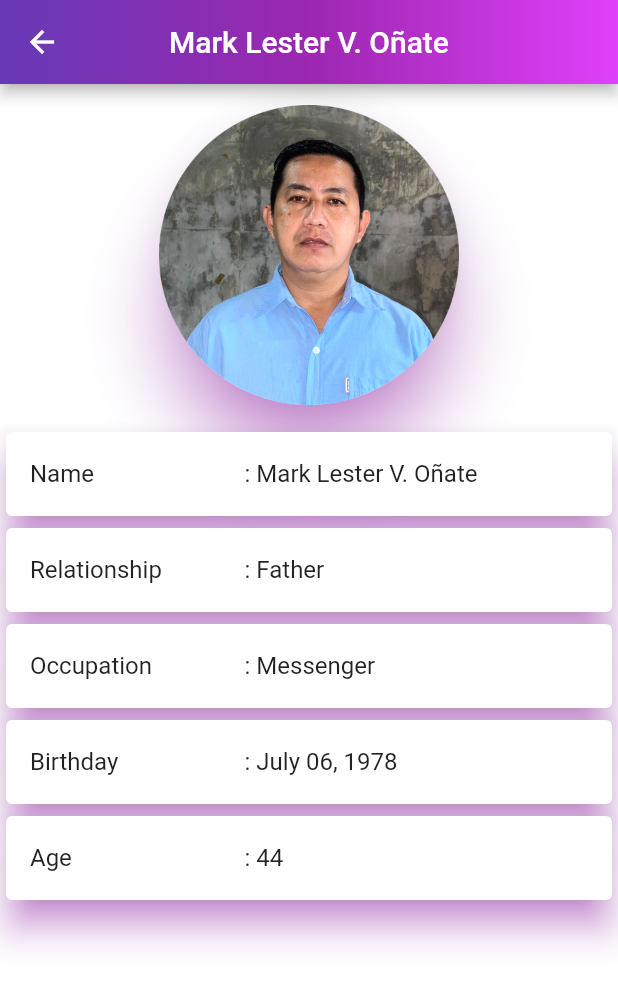
After one commit to CarlAmielTristanMoron/innovative-task, a Flutter app: the FatherOnateInfo screen opened directly, on a phone screen of 412 x 824 dp. The commit adds this screen. Shown: the top 987 px of the screen. Run offline on Flutter 3.47's test engine with Material 2 defaults, Android fonts, the phone set to English and light mode, and no system bars; our stand-ins replace animated_splash_screen, page_transition.

Commit message:
Oñate, Alliana Marie commited

```diff
--- /dev/null
+++ b/lib/Family_Info/Oñate_Family_Info/father_oñate_info.dart
@@ -0,0 +1,171 @@
+import 'package:flutter/material.dart';
+import 'package:innovative_task1/Image/Images.dart';
+import '../../Information/oñate_family_information.dart';
+
+class FatherOnateInfo extends StatefulWidget {
+  const FatherOnateInfo({Key? key}) : super(key: key);
+
+  @override
+  State<FatherOnateInfo> createState() => _FatherOnateInfoState();
+}
+
+class _FatherOnateInfoState extends State<FatherOnateInfo> {
+  @override
+  Widget build(BuildContext context) {
+    return Scaffold(
+      appBar: AppBar(
+        flexibleSpace: Container(
+          decoration: const BoxDecoration(
+              gradient: LinearGradient(
+                  colors: [
+                    Colors.deepPurple,
+                    Colors.purple,
+                    Colors.purpleAccent
+                  ]
+              )
+          ),
+        ),
+        centerTitle: true,
+        title: const Text('Mark Lester V. Oñate',
+          style: TextStyle(
+              color: Colors.white
+          ),
+        ),
+      ),
+      body: Container(
+        color: Colors.white,
+        child: ListView(
+          children: [
+            const Padding(
+              padding: EdgeInsets.all(10),
+              child: SizedBox(
+                child: Card(
+                  shape: CircleBorder(),
+                  elevation: 20,
+                  shadowColor: Colors.purpleAccent,
+                  child: Image(
+                    height: 200,
+                    width: 200,
+                    image: AssetImage(
+                        Images.fatherOnateProfile
+                    ),
+                  ),
+                ),
+              ),
+            ),
+            Card(
+              elevation: 10,
+              shadowColor: Colors.purpleAccent,
+              child: ListTile(
+                title: Row(
+                  children: [
+                    const Expanded(
+                        flex: 5,
+                        child: Text(
+                            'Name'
+                        )
+                    ),
+                    Expanded(
+                        flex: 8,
+                        child: Text(
+                            ': ${OnateInformation.names[1]}'
+                        )
+                    ),
+                  ],
+                ),
+              ),
+            ),
+            Card(
+              elevation: 10,
+              shadowColor: Colors.purpleAccent,
+              child: ListTile(
+                title: Row(
+                  children: [
+                    const Expanded(
+                        flex: 5,
+                        child: Text(
+                            'Relationship'
+                        )
+                    ),
+                    Expanded(
+                        flex: 8,
+                        child: Text(
+                            ': ${OnateInformation.relationship[1]}'
+                        )
+                    ),
+                  ],
+                ),
+              ),
+            ),
+            Card(
+              elevation: 10,
+              shadowColor: Colors.purpleAccent,
+              child: ListTile(
+                title: Row(
+                  children: [
+                    const Expanded(
+                        flex: 5,
+                        child: Text(
+                            'Occupation'
+                        )
+                    ),
+                    Expanded(
+                        flex: 8,
+                        child: Text(
+                            ': ${OnateInformation.occupation[1]}'
+                        )
+                    ),
+                  ],
+                ),
+              ),
+            ),
+            Card(
+              elevation: 10,
+              shadowColor: Colors.purpleAccent,
+              child: ListTile(
+                title: Row(
+                  children: [
+                    const Expanded(
+                        flex: 5,
+                        child: Text(
+                            'Birthday'
+                        )
+                    ),
+                    Expanded(
+                        flex: 8,
+                        child: Text(
+                            ': ${OnateInformation.birthday[1]}'
+                        )
+                    ),
+                  ],
+                ),
+              ),
+            ),
+            Card(
+              elevation: 10,
+              shadowColor: Colors.purpleAccent,
+              child: ListTile(
+                title: Row(
+                  children: [
+                    const Expanded(
+                        flex: 5,
+                        child: Text(
+                            'Age'
+                        )
+                    ),
+                    Expanded(
+                        flex: 8,
+                        child: Text(
+                            ': ${OnateInformation.age[1]}'
+                        )
+                    ),
+                  ],
+                ),
+              ),
+            ),
+          ],
+        ),
+      ),
+    );
+  }
+}
--- a/lib/Image/Images.dart
+++ b/lib/Image/Images.dart
@@ -9,5 +9,8 @@ class Images {
   static const fatherMoronProfile = '${asset}FatherMoron.png';
   static const motherMoronProfile = '${asset}MotherMoron.png';
 
+  static const onateProfile = '${asset}alliana.png';
+  static const fatherOnateProfile = '${asset}FatherOñate.png';
+  static const motherOnateProfile = '${asset}MotherOñate.png';
 
 }
--- /dev/null
+++ b/lib/Information/oñate_family_information.dart
@@ -0,0 +1,33 @@
+class OnateInformation {
+
+  static List <String> names = [
+    'Alliana Marie M. Oñate',
+    'Mark Lester V. Oñate',
+    'Darlene M. Oñate'
+  ];
+
+  static List <String> relationship = [
+    'Me',
+    'Father',
+    'Mother'
+  ];
+
+  static List <String> occupation = [
+    'Student',
+    'Messenger',
+    'Accounting Clerk'
+  ];
+
+  static List <String> birthday = [
+    'October 14, 2001',
+    'July 06, 1978',
+    'February 21, 1972'
+  ];
+
+  static List <int> age = [
+    21,
+    44,
+    50
+  ];
+
+}
--- a/lib/Front_Pages/main.dart
+++ b/lib/main.dart
@@ -2,7 +2,7 @@ import 'package:animated_splash_screen/animated_splash_screen.dart';
 import 'package:flutter/material.dart';
 import 'package:innovative_task1/Image/Images.dart';
 import 'package:page_transition/page_transition.dart';
-import 'front_page.dart';
+import 'Front_Pages/front_page.dart';
 
 void main() {
   runApp(MaterialApp(
```
Also changed, not shown: lib/Family_Info/Oñate_Family_Info/mother_oñate_info.dart (added, +171 -0 lines), lib/Family_Info/Oñate_Family_Info/oñate_info.dart (added, +172 -0 lines), lib/Home_Page/Oñate_Files/oñate_tab_bar.dart (added, +44 -0 lines), lib/Home_Page/Oñate_Files/oñate_tab_bar_view.dart (added, +120 -0 lines), lib/Home_Page/home_page.dart (+7 -2 lines), assets/FatherOñate.png (added), assets/MotherOñate.png (added), assets/alliana.png (added).
